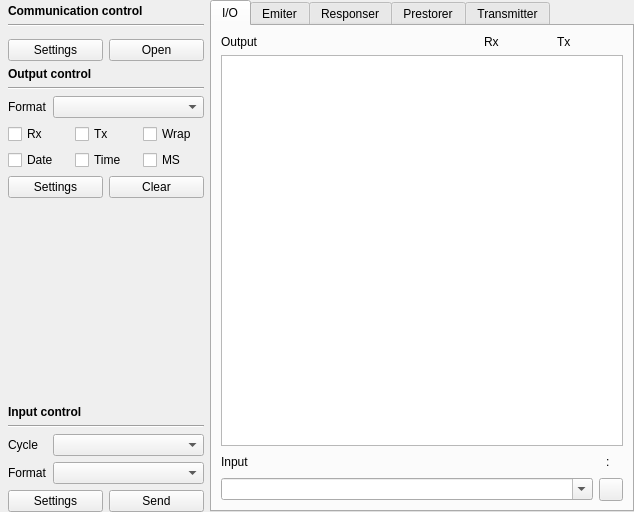
The window that Source/ToolBox/ToolBoxUI/xToolsToolBoxUi.ui (x-tools-author/x-tools) describes before a commit, drawn with Qt 5.
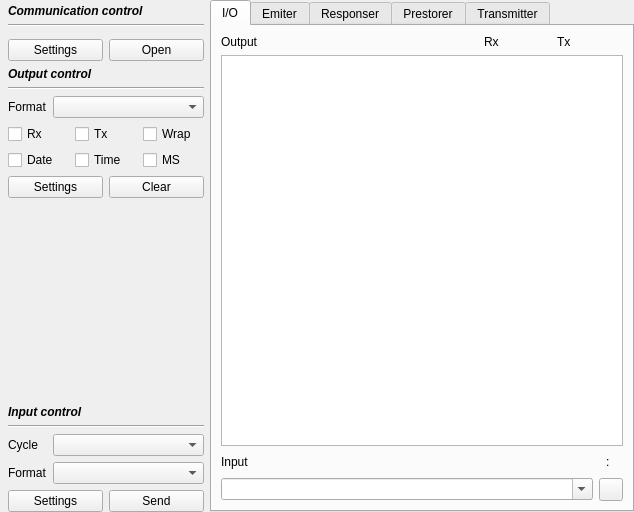
The same window after the commit. Custom widgets are drawn as their Qt base class.

```diff
--- a/Source/ToolBox/ToolBoxUI/xToolsToolBoxUi.ui
+++ b/Source/ToolBox/ToolBoxUI/xToolsToolBoxUi.ui
@@ -58,6 +58,7 @@
         <property name="font">
          <font>
           <pointsize>9</pointsize>
+          <italic>true</italic>
           <bold>true</bold>
          </font>
         </property>
@@ -109,6 +110,7 @@
            <property name="font">
             <font>
              <pointsize>9</pointsize>
+             <italic>true</italic>
              <bold>true</bold>
             </font>
            </property>
@@ -257,6 +259,7 @@
           <widget class="QLabel" name="label_4">
            <property name="font">
             <font>
+             <italic>true</italic>
              <bold>true</bold>
             </font>
            </property>
```
